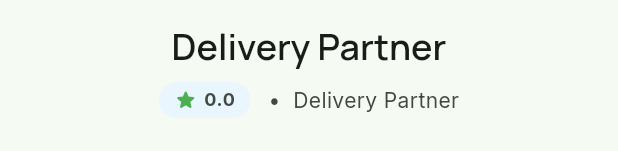
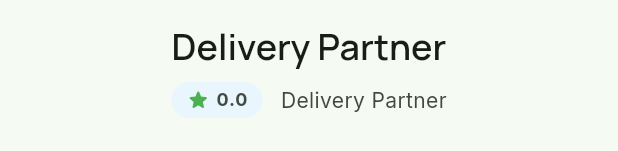
Before and after one commit to siddhesh-pawar-flutter-dev/flutter_delivery_partner_application, a Flutter app: the HeroSection widget shown alone on an empty page, opened directly with empty values, on a phone screen of 412 x 824 dp. Shown: the part 182-333 px from the top of the screen. Run offline on Flutter 3.47's test engine with Material 3 defaults, Android fonts, the phone set to English and light mode, and no system bars; our stand-ins replace cached_network_image, connectivity_plus, dio, flutter_cache_manager, get, google_fonts and 3 more; accounts and stored records are empty; network calls fail.

Commit message:
Updated the payout and profile page

```diff
--- a/lib/presentation/pages/main_shell_page/main_shell_page.dart
+++ b/lib/presentation/pages/main_shell_page/main_shell_page.dart
@@ -49,7 +49,7 @@ class _TheDock extends StatelessWidget {
     _NavItem(icon: Icons.grid_view_rounded, label: 'Hub'),
     _NavItem(icon: Icons.delivery_dining_rounded, label: 'Deliveries'),
     _NavItem(icon: Icons.payments_rounded, label: 'Earnings'),
-    _NavItem(icon: Icons.account_balance_wallet_rounded, label: 'Wallet'),
+    _NavItem(icon: Icons.account_balance_wallet_rounded, label: 'Payouts'),
     _NavItem(icon: Icons.account_circle_rounded, label: 'Profile'),
   ];
 
--- a/lib/presentation/pages/order_history_page/order_history_page.dart
+++ b/lib/presentation/pages/order_history_page/order_history_page.dart
@@ -25,7 +25,7 @@ class OrderHistoryPage extends GetView<OrderHistoryController> {
                 physics: const AlwaysScrollableScrollPhysics(),
                 padding: const EdgeInsets.symmetric(horizontal: 20),
                 children: [
-                  const SizedBox(height: 16),
+                  const SizedBox(height: 24),
                   Text(
                     'Order History',
                     style: GoogleFonts.manrope(
--- a/lib/presentation/pages/profile_page/components/hero_section.dart
+++ b/lib/presentation/pages/profile_page/components/hero_section.dart
@@ -33,15 +33,10 @@ class HeroSection extends StatelessWidget {
                     ? CachedNetworkImage(
                         imageUrl: partner.profileImage,
                         fit: BoxFit.cover,
+                        errorWidget: (_, _, _) =>
+                            _AvatarFallback(colorScheme: colorScheme),
                       )
-                    : Container(
-                        color: Colors.white,
-                        child: Icon(
-                          Icons.person_rounded,
-                          size: 60,
-                          color: colorScheme.primary,
-                        ),
-                      ),
+                    : _AvatarFallback(colorScheme: colorScheme),
               ),
             ),
             Positioned(
@@ -65,6 +60,7 @@ class HeroSection extends StatelessWidget {
         const SizedBox(height: 16),
         Text(
           partner.name.isEmpty ? 'Delivery Partner' : partner.name,
+          textAlign: TextAlign.center,
           style: theme.textTheme.headlineSmall,
         ),
         const SizedBox(height: 8),
@@ -91,10 +87,13 @@ class HeroSection extends StatelessWidget {
               ),
             ),
             const SizedBox(width: 12),
-            Text(
-              '•  Delivery Partner',
-              style: theme.textTheme.bodyMedium?.copyWith(
-                color: colorScheme.onSurfaceVariant,
+            Flexible(
+              child: Text(
+                'Delivery Partner',
+                overflow: TextOverflow.ellipsis,
+                style: theme.textTheme.bodyMedium?.copyWith(
+                  color: colorScheme.onSurfaceVariant,
+                ),
               ),
             ),
           ],
@@ -103,3 +102,17 @@ class HeroSection extends StatelessWidget {
     );
   }
 }
+
+class _AvatarFallback extends StatelessWidget {
+  const _AvatarFallback({required this.colorScheme});
+
+  final ColorScheme colorScheme;
+
+  @override
+  Widget build(BuildContext context) {
+    return Container(
+      color: Colors.white,
+      child: Icon(Icons.person_rounded, size: 60, color: colorScheme.primary),
+    );
+  }
+}
```
Also changed, not shown: lib/presentation/controllers/profile_controller.dart (+18 -0 lines), lib/presentation/pages/gig_history_page/gig_history_page.dart (+14 -12 lines), lib/presentation/pages/payout_history_page/payout_history_page.dart (+39 -24 lines), lib/presentation/pages/profile_page/components/profile_page_info_card.dart (+5 -2 lines), lib/presentation/pages/profile_page/profile_page.dart (+47 -33 lines).
